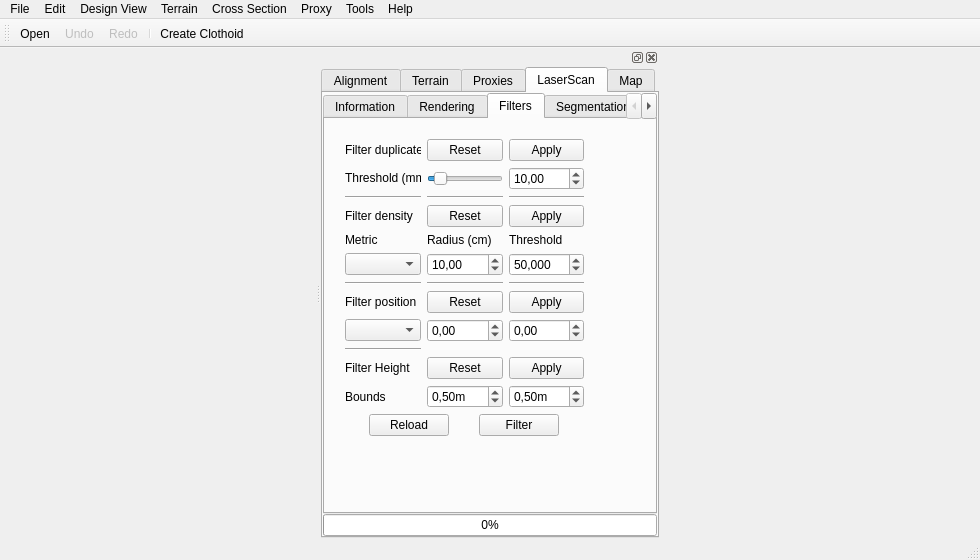
Before: the Qt Designer form UserInterface/Forms/MainWindow.ui in tumcms/Open-Infra-Platform, drawn with Qt 5.
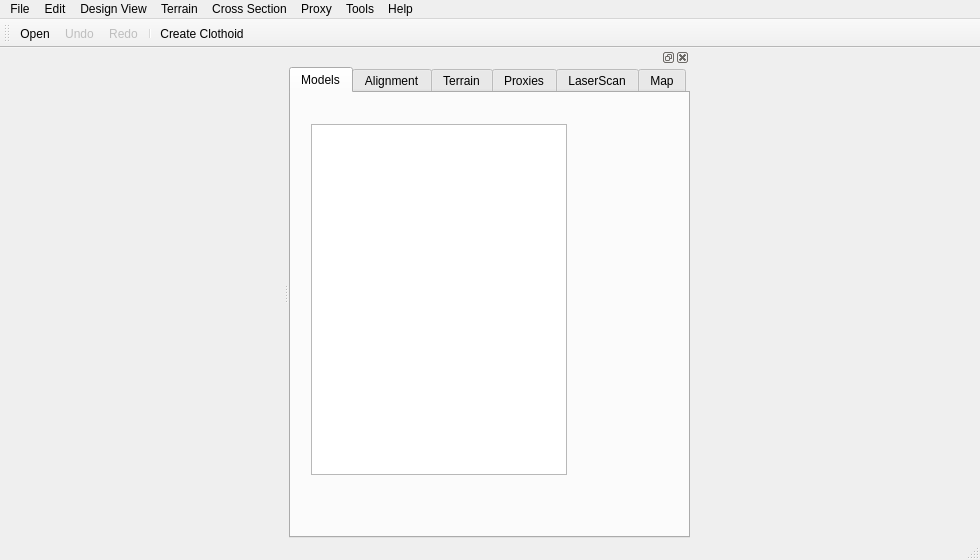
After: the same form once the commit is applied. The open tabs and pages were chosen to show the change. Icons and pictures are not drawn.

Commit message: Added a UI widget to show which models are loaded.

```diff
--- a/UserInterface/Forms/MainWindow.ui
+++ b/UserInterface/Forms/MainWindow.ui
@@ -50,11 +50,26 @@
      </size>
     </property>
     <property name="currentIndex">
-     <number>3</number>
+     <number>0</number>
     </property>
     <property name="usesScrollButtons">
      <bool>false</bool>
     </property>
+    <widget class="QWidget" name="tabModels">
+     <attribute name="title">
+      <string>Models</string>
+     </attribute>
+     <widget class="QListWidget" name="listWidgetModels">
+      <property name="geometry">
+       <rect>
+        <x>20</x>
+        <y>31</y>
+        <width>256</width>
+        <height>351</height>
+       </rect>
+      </property>
+     </widget>
+    </widget>
     <widget class="QWidget" name="tabAlignment">
      <attribute name="title">
       <string>Alignment</string>
@@ -709,7 +724,7 @@
            <rect>
             <x>9</x>
             <y>9</y>
-            <width>261</width>
+            <width>263</width>
             <height>331</height>
            </rect>
           </property>
```
Left out of the diff: 2 changed lines with no effect on the pictures. The commit also changes 5 other files.
